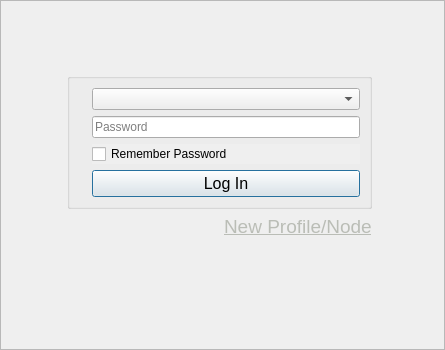
The window that retroshare-gui/src/gui/StartDialog.ui (unseenp2pdev/RetroShare) describes before a commit, drawn with Qt 5.
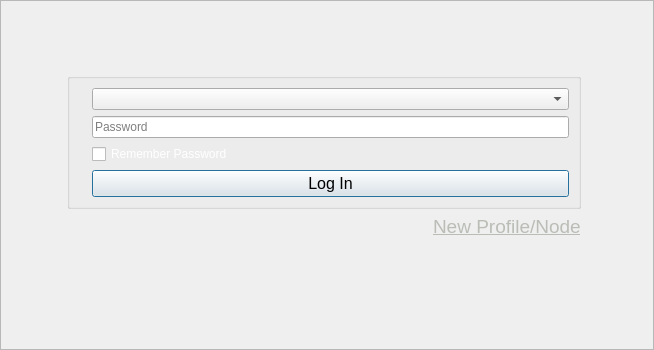
The same window after the commit. Icons and pictures are not drawn. Custom widgets are drawn as their Qt base class.

Commit message: enable auto login

```diff
--- a/retroshare-gui/src/gui/StartDialog.ui
+++ b/retroshare-gui/src/gui/StartDialog.ui
@@ -6,7 +6,7 @@
    <rect>
     <x>0</x>
     <y>0</y>
-    <width>445</width>
+    <width>654</width>
     <height>350</height>
    </rect>
   </property>
@@ -272,8 +272,14 @@
          </item>
          <item row="3" column="1">
           <widget class="QCheckBox" name="autologin_checkbox">
+           <property name="enabled">
+            <bool>true</bool>
+           </property>
            <property name="autoFillBackground">
-            <bool>true</bool>
+            <bool>false</bool>
+           </property>
+           <property name="styleSheet">
+            <string notr="true">color: rgb(255, 255, 255);</string>
            </property>
            <property name="text">
             <string>Remember Password</string>
```
Left out of the diff: 2 changed lines with no effect on the pictures. The commit also changes 1 other file.
